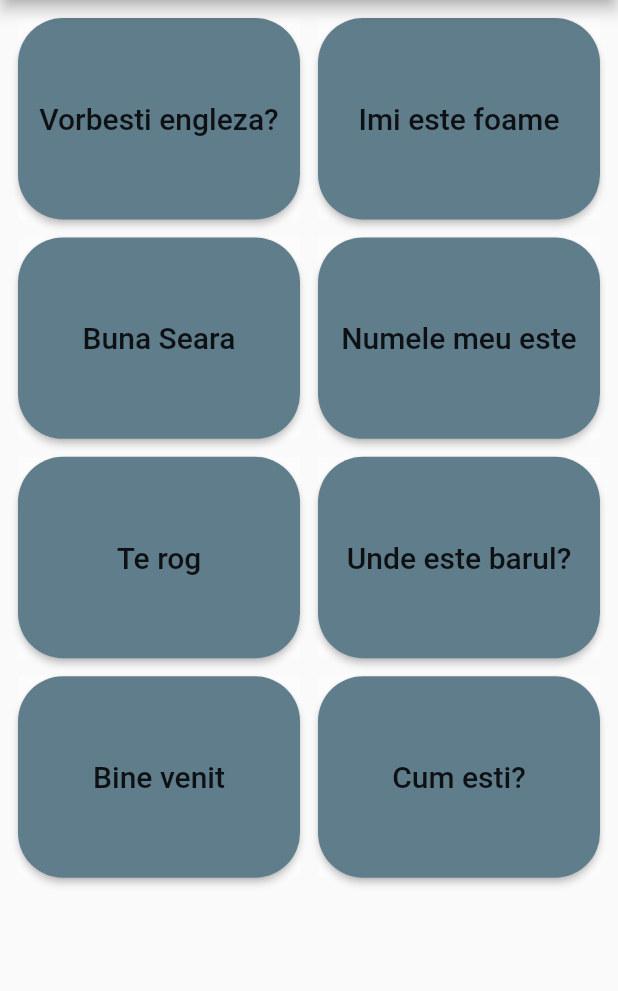
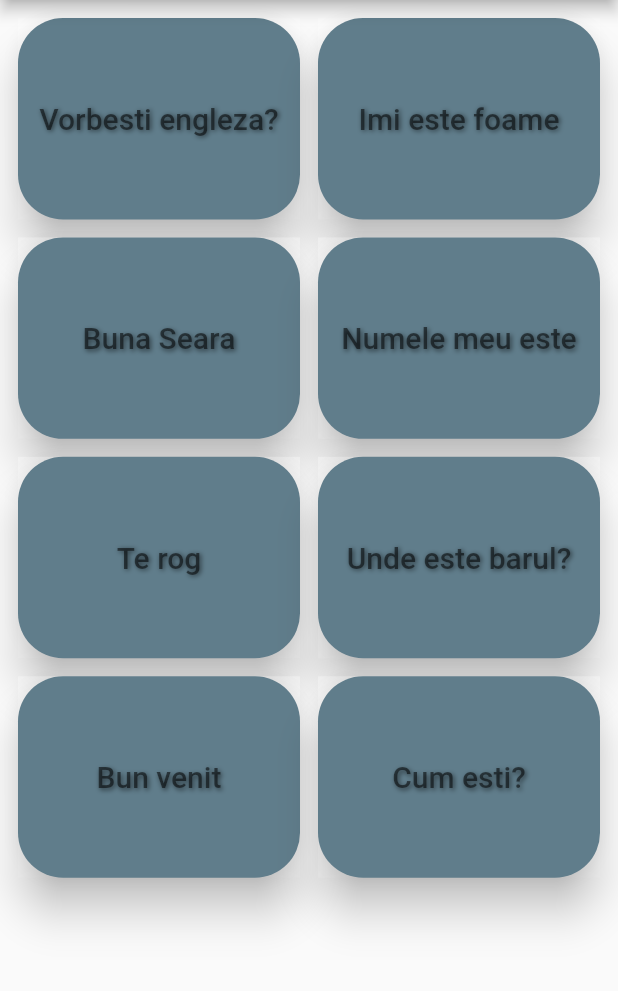
Before and after one commit to EdwinRajz/basic_phrases, a Flutter app: the screen it shows after launch, on a phone screen of 412 x 824 dp, the part 84-1075 px from its top. Run offline on Flutter 3.47's test engine with Material 2 defaults, Android fonts, the phone set to English and light mode, and no system bars; our stand-ins replace assets_audio_player; project files that could hold a hidden picture were left out.

Commit message:
added list type

```diff
--- a/lib/main.dart
+++ b/lib/main.dart
@@ -18,7 +18,7 @@ class MyApp extends StatelessWidget {
 }
 
 class MyPage extends StatelessWidget {
-  final assetsAudioPlayer = AssetsAudioPlayer();
+  final AssetsAudioPlayer assetsAudioPlayer = AssetsAudioPlayer();
   final List<String> list = <String>[
     'Vorbesti engleza?',
     'Imi este foame',
@@ -26,7 +26,7 @@ class MyPage extends StatelessWidget {
     'Numele meu este',
     'Te rog',
     'Unde este barul?',
-    'Bine venit',
+    'Bun venit',
     'Cum esti?',
   ];
 
@@ -45,7 +45,7 @@ class MyPage extends StatelessWidget {
   Widget build(BuildContext context) {
     return Scaffold(
       appBar: AppBar(
-        title: Text('Basic phrases'),
+        title: const Text('Basic phrases'),
         centerTitle: true,
       ),
       body: GridView.count(
@@ -53,29 +53,34 @@ class MyPage extends StatelessWidget {
         mainAxisSpacing: 12.0,
         crossAxisSpacing: 12.0,
         childAspectRatio: 1.4,
-        padding: EdgeInsets.all(12.0),
+        padding: const EdgeInsets.all(12.0),
         children: <Widget>[
           for (int i = 0; i < list.length; i++)
             Container(
               color: Colors.white30,
               child: RaisedButton(
                 color: Colors.blueGrey,
-                textColor: Colors.black87,
-                padding: EdgeInsets.all(10.0),
+                textColor: Colors.black54,
+                padding: const EdgeInsets.all(10.0),
                 shape: RoundedRectangleBorder(
                   borderRadius: BorderRadius.circular(30.0),
                 ),
                 splashColor: Colors.blueAccent,
                 onPressed: () {
-                  assetsAudioPlayer.open(
-                    audio[i],
-                  );
-                  assetsAudioPlayer.play();
+                  assetsAudioPlayer
+                    ..open(audio[i])
+                    ..play();
                 },
-
+                elevation: 12.0,
                 child: Text(
                   list[i],
-                  style: TextStyle(fontSize: 20.0),
+                  style: const TextStyle(shadows: <Shadow>[
+                    Shadow(
+                      blurRadius: 4.0,
+                      color: Colors.black54,
+                      offset: Offset(1.0, 1.0),
+                    ),
+                  ], fontSize: 20.0),
                   textAlign: TextAlign.center,
                 ),
               ),
```
